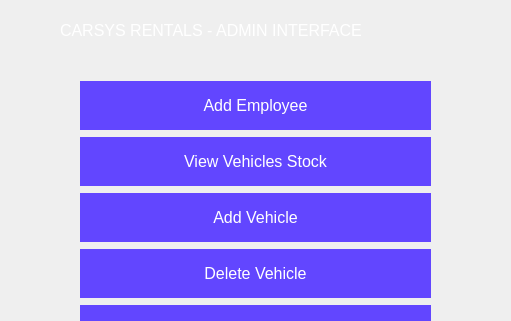
This is Car_Rental_Project/AdminInterface.ui in Mazouzmed/car_rental_project_qt as Qt 5 draws it before an edit; both pictures show x 100 to 611 and y 0 to 321 of the 752 by 447 pixel window. The edited form follows.
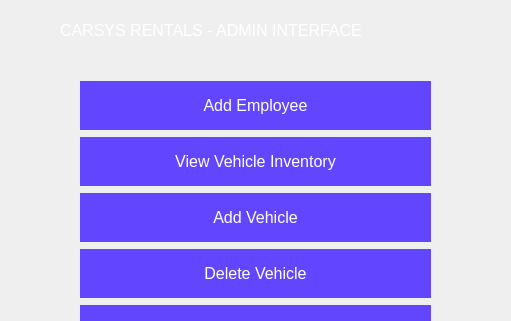
This is the edited form.

What changed in the file:
```diff
--- a/Car_Rental_Project/AdminInterface.ui
+++ b/Car_Rental_Project/AdminInterface.ui
@@ -44,7 +44,7 @@
 }</string>
       </property>
       <property name="text">
-       <string>View Vehicles Stock</string>
+       <string>View Vehicle Inventory</string>
       </property>
      </widget>
     </item>
```
